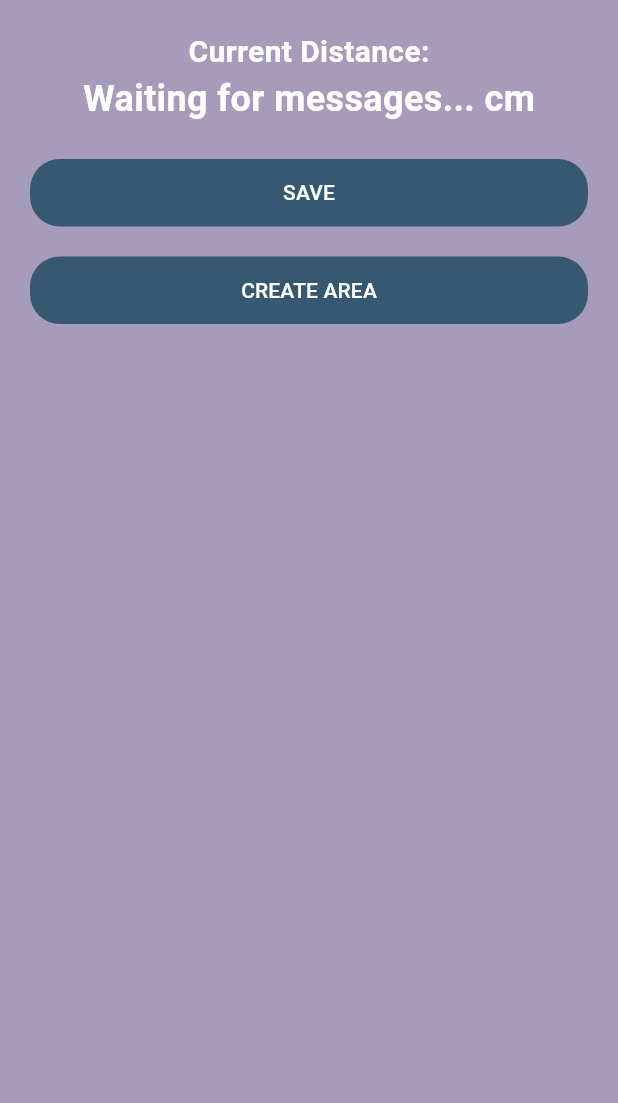
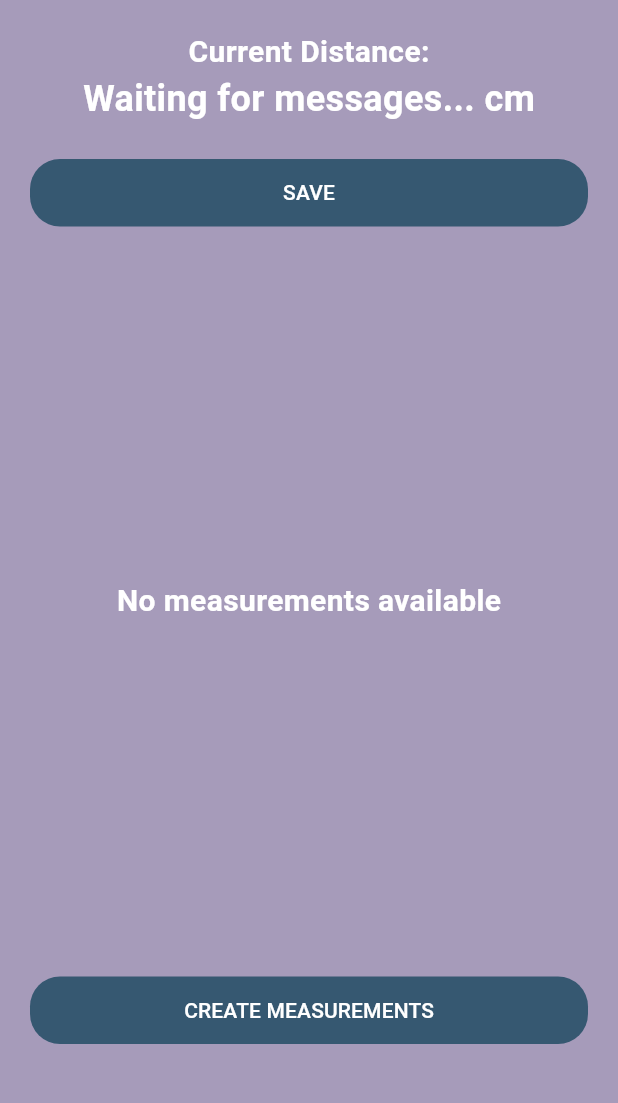
Before and after one commit to razstvien01/distance_range_estimator, a Flutter app: the screen it shows after launch, on a phone screen of 412 x 824 dp, the part 84-1187 px from its top. Run offline on Flutter 3.47's test engine with Material 3 defaults, Android fonts, the phone set to English and light mode, and no system bars; our stand-ins replace cloud_firestore, firebase_core, firebase_storage, flutter_image_compress, fluttertoast, image_cropper and 2 more; missing offline and left inert: mqtt_client; accounts and stored records are empty.

Commit message:
displays all the measurements in the home screen with a thumbnail and title

```diff
--- a/lib/screens/home_screen/home.dart
+++ b/lib/screens/home_screen/home.dart
@@ -41,7 +41,7 @@ class _HomeScreenState extends State<HomeScreen> {
         Flexible(
           flex: 1,
           child: DefaultButton(
-              btnText: "Create Area",
+              btnText: "Create Measurements",
               onPressed: () => {Navigator.of(context).pushNamed('/add_area')}),
         )
       ],
--- a/lib/widgets/area_list.dart
+++ b/lib/widgets/area_list.dart
@@ -7,7 +7,7 @@ import '../screens/detail_area_screen/detail_area.dart';
 
 class AreaList extends StatelessWidget {
   final CollectionReference areaCollection =
-      FirebaseFirestore.instance.collection('area');
+      FirebaseFirestore.instance.collection('measurements');
 
   AreaList({super.key});
 
@@ -16,17 +16,24 @@ class AreaList extends StatelessWidget {
     return StreamBuilder<QuerySnapshot>(
       stream: areaCollection.orderBy('created_at', descending: true).snapshots(),
       builder: (context, snapshot) {
-        if (!snapshot.hasData) {
+        if (snapshot.connectionState == ConnectionState.waiting) {
           return CircularProgressIndicator(); // Loading indicator
         }
 
         final areas = snapshot.data?.docs;
 
+        if (areas == null || areas.isEmpty) {
+          // Show a message when the list is empty
+          return Center(
+            child: Text('No measurements available', style: kSubTextStyle,),
+          );
+        }
+
         return ListView.builder(
           shrinkWrap: true,
-          itemCount: areas?.length,
+          itemCount: areas.length,
           itemBuilder: (context, index) {
-            final areaData = areas?[index].data() as Map<String, dynamic>;
+            final areaData = areas[index].data() as Map<String, dynamic>;
             final areaName = areaData['title'] ??
                 ''; // Replace 'title' with the field name in your Firestore document
             final thumbnailUrl = areaData['thumbnail'] ??
```
Also changed, not shown: lib/services/measurement/measurement.service.dart (added).
